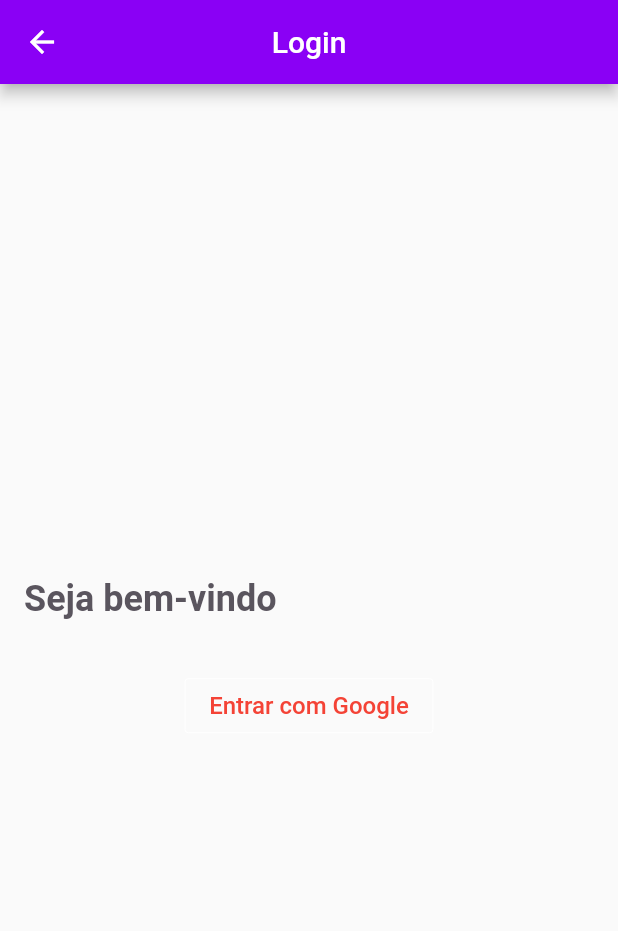
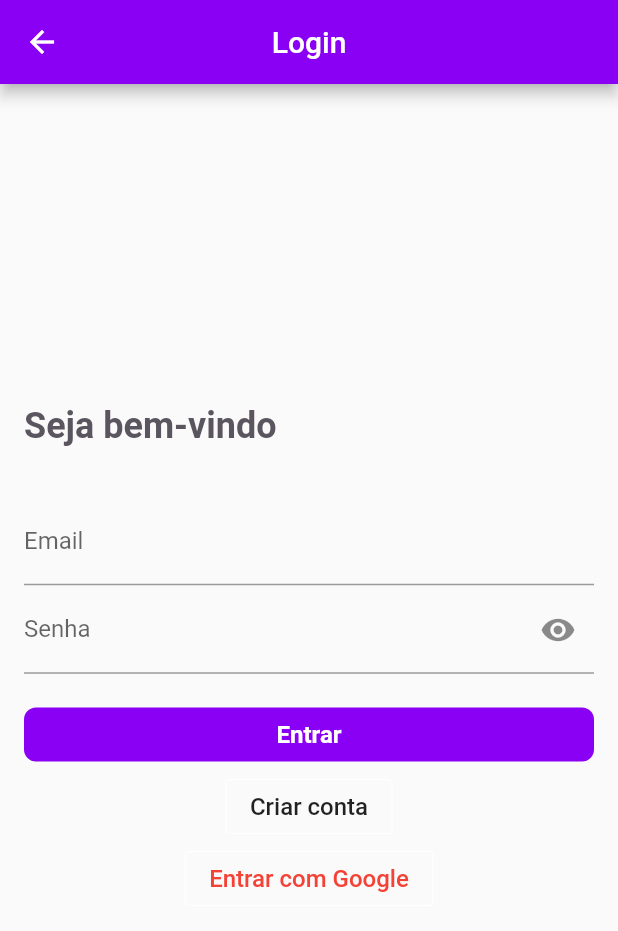
Before and after one commit to kiszewski/ShopApp, a Flutter app: the SignInPage screen opened directly, on a phone screen of 412 x 824 dp. Shown: the top 931 px of the screen. Run offline on Flutter 3.47's test engine with Material 2 defaults, Android fonts, the phone set to English and light mode, and no system bars; our stand-ins replace cloud_firestore, firebase_auth, firebase_core, google_sign_in, transparent_image; accounts and stored records are empty.

Commit message:
email auth fix

```diff
--- a/lib/pages/login_page/sign_in_page.dart
+++ b/lib/pages/login_page/sign_in_page.dart
@@ -26,25 +26,25 @@ class _SignInPageState extends State<SignInPage> {
     });
   }
 
-  // _signIn(BuildContext ctx, LoginViewModel loginViewModel) async {
-  //   if (_formKey.currentState.validate()) {
-  //     showDialog(
-  //         context: ctx,
-  //         barrierDismissible: false,
-  //         child: LoadingDialogView('Logando...'));
+  _signIn(BuildContext ctx, LoginViewModel loginViewModel) async {
+    if (_formKey.currentState.validate()) {
+      showDialog(
+          context: ctx,
+          barrierDismissible: false,
+          child: LoadingDialogView('Logando...'));
 
-  //     String resp = await loginViewModel.loginUser(_email.text, _password.text);
+      String resp = await loginViewModel.loginUser(_email.text, _password.text);
 
-  //     Navigator.of(context).pop();
+      Navigator.of(context).pop();
 
-  //     if (await loginViewModel.loggedUser) {
-  //       Navigator.pushNamedAndRemoveUntil(
-  //           context, 'home', (Route<dynamic> route) => false);
-  //     } else {
-  //       _scaffoldKey.currentState.showSnackBar(SnackBar(content: Text(resp)));
-  //     }
-  //   }
-  // }
+      if (await loginViewModel.loggedUser) {
+        Navigator.pushNamedAndRemoveUntil(
+            context, 'home', (Route<dynamic> route) => false);
+      } else {
+        _scaffoldKey.currentState.showSnackBar(SnackBar(content: Text(resp)));
+      }
+    }
+  }
 
   @override
   Widget build(BuildContext context) {
@@ -75,63 +75,63 @@ class _SignInPageState extends State<SignInPage> {
                 ],
               ),
               SizedBox(height: SizeConfig.blockSizeVertical * 4),
-              // TextFormField(
-              //   controller: _email,
-              //   decoration: InputDecoration(
-              //     labelText: 'Email',
-              //   ),
-              //   keyboardType: TextInputType.emailAddress,
-              //   validator: GeneralFormFieldValidator.emailValidator,
-              // ),
-              // TextFormField(
-              //   controller: _password,
-              //   decoration: InputDecoration(
-              //       labelText: 'Senha',
-              //       suffixIcon: IconButton(
-              //         icon: Icon(_showPassword
-              //             ? Icons.visibility_off
-              //             : Icons.visibility),
-              //         onPressed: _toggleShowPassword,
-              //       )),
-              //   obscureText: _showPassword ? false : true,
-              //   keyboardType: TextInputType.visiblePassword,
-              //   validator: GeneralFormFieldValidator.passwordValidator,
-              //   enableSuggestions: false,
-              //   autocorrect: false,
-              // ),
-              // SizedBox(
-              //   height: SizeConfig.blockSizeVertical * 2,
-              // ),
-              // Row(
-              //   children: [
-              //     Expanded(
-              //       child: FlatButton(
-              //         shape: RoundedRectangleBorder(
-              //             borderRadius: BorderRadius.all(Radius.circular(8))),
-              //         color: Theme.of(context).primaryColor,
-              //         textColor: Colors.white,
-              //         onPressed: () {
-              //           // _signIn(context, loginViewModel);
-              //         },
-              //         child: Text(
-              //           'Entrar',
-              //           style: TextStyle(
-              //               fontSize: 16, fontWeight: FontWeight.bold),
-              //         ),
-              //       ),
-              //     ),
-              //   ],
-              // ),
-              // OutlineButton(
-              //   child: Text(
-              //     'Criar conta',
-              //     style: TextStyle(fontSize: 16),
-              //   ),
-              //   onPressed: () {
-              //     Navigator.of(context).pushNamed('sign_up');
-              //   },
-              //   borderSide: BorderSide(width: 0, color: Colors.white),
-              // ),
+              TextFormField(
+                controller: _email,
+                decoration: InputDecoration(
+                  labelText: 'Email',
+                ),
+                keyboardType: TextInputType.emailAddress,
+                validator: GeneralFormFieldValidator.emailValidator,
+              ),
+              TextFormField(
+                controller: _password,
+                decoration: InputDecoration(
+                    labelText: 'Senha',
+                    suffixIcon: IconButton(
+                      icon: Icon(_showPassword
+                          ? Icons.visibility_off
+                          : Icons.visibility),
+                      onPressed: _toggleShowPassword,
+                    )),
+                obscureText: _showPassword ? false : true,
+                keyboardType: TextInputType.visiblePassword,
+                validator: GeneralFormFieldValidator.passwordValidator,
+                enableSuggestions: false,
+                autocorrect: false,
+              ),
+              SizedBox(
+                height: SizeConfig.blockSizeVertical * 2,
+              ),
+              Row(
+                children: [
+                  Expanded(
+                    child: FlatButton(
+                      shape: RoundedRectangleBorder(
+                          borderRadius: BorderRadius.all(Radius.circular(8))),
+                      color: Theme.of(context).primaryColor,
+                      textColor: Colors.white,
+                      onPressed: () {
+                        _signIn(context, loginViewModel);
+                      },
+                      child: Text(
+                        'Entrar',
+                        style: TextStyle(
+                            fontSize: 16, fontWeight: FontWeight.bold),
+                      ),
+                    ),
+                  ),
+                ],
+              ),
+              OutlineButton(
+                child: Text(
+                  'Criar conta',
+                  style: TextStyle(fontSize: 16),
+                ),
+                onPressed: () {
+                  Navigator.of(context).pushNamed('sign_up');
+                },
+                borderSide: BorderSide(width: 0, color: Colors.white),
+              ),
               OutlineButton(
                 child: Text(
                   'Entrar com Google',
--- a/lib/viewmodels/login_viewmodel.dart
+++ b/lib/viewmodels/login_viewmodel.dart
@@ -10,31 +10,19 @@ class LoginViewModel extends ChangeNotifier {
 
   Future<bool> get loggedUser => userStream.isEmpty;
 
-  // Future<String> loginUser(String email, String password) async {
-  //   final resp =
-  //       await _authenticationService.signIn(email: email, password: password);
+  Future<String> loginUser(String email, String password) async {
+    final resp =
+        await _authenticationService.signIn(email: email, password: password);
 
-  //   if (resp is bool && resp == true) {
-  //     _user = _authenticationService.currentUser;
-  //     notifyListeners();
-  //     return '';
-  //   } else if (resp is Exception) {
-  //     return resp.toString();
-  //   }
-  // }
+    return resp.toString();
+  }
 
-  // Future<String> createUser(String email, String password) async {
-  //   final resp =
-  //       await _authenticationService.signUp(email: email, password: password);
+  Future<String> createUser(String email, String password) async {
+    final resp =
+        await _authenticationService.signUp(email: email, password: password);
 
-  //   if (resp is bool && resp == true) {
-  //     _user = _authenticationService.currentUser;
-  //     notifyListeners();
-  //     return '';
-  //   } else if (resp is Exception) {
-  //     return resp.toString();
-  //   }
-  // }
+    return resp.toString();
+  }
 
   signInWithGoogle() {
     _authenticationService.signInWithGoogle();
```
Also changed, not shown: lib/pages/login_page/sign_up_page.dart (+19 -19 lines), lib/services/authentication_service.dart (+24 -24 lines).
